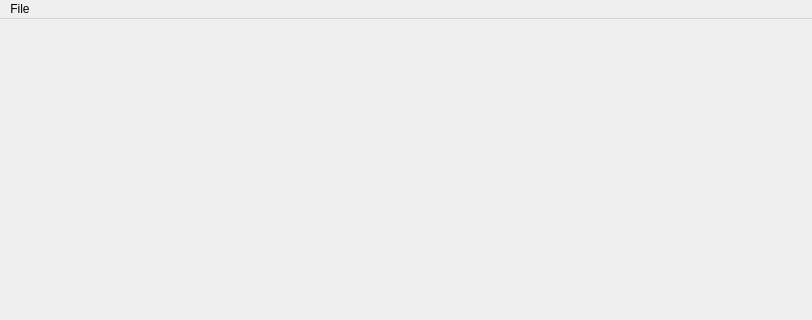
silversax08/BallFountain, file mainwindowform.ui: the form before one commit; both pictures show x 0 to 812 and y 0 to 320 of the 812 by 600 pixel window.
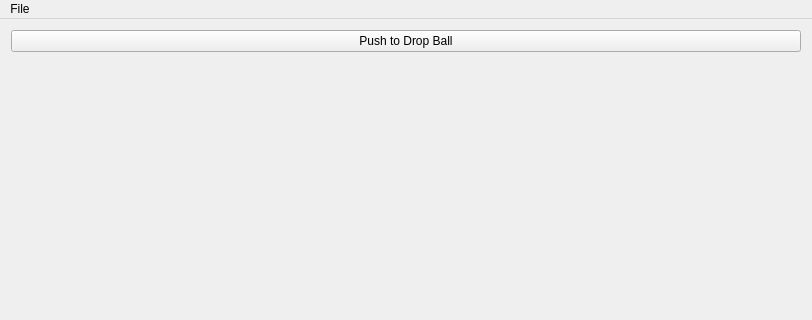
The form after the commit. Custom widgets are drawn as their Qt base class.

Commit message: Got ball to drop once from top of screen to bottom for screen

```diff
--- a/mainwindowform.ui
+++ b/mainwindowform.ui
@@ -14,7 +14,21 @@
    <string>The Best Ball Fountain</string>
   </property>
   <widget class="OSGWidget" name="centralWidget">
-   <layout class="QHBoxLayout" name="horizontalLayout"/>
+   <layout class="QHBoxLayout" name="horizontalLayout">
+    <item alignment="Qt::AlignLeft|Qt::AlignTop">
+     <widget class="QPushButton" name="pushButton">
+      <property name="minimumSize">
+       <size>
+        <width>790</width>
+        <height>0</height>
+       </size>
+      </property>
+      <property name="text">
+       <string>Push to Drop Ball</string>
+      </property>
+     </widget>
+    </item>
+   </layout>
   </widget>
   <widget class="QMenuBar" name="menuBar">
    <property name="geometry">
```
Left out of the diff: 2 changed lines with no effect on the pictures. The commit also changes 3 other files.
